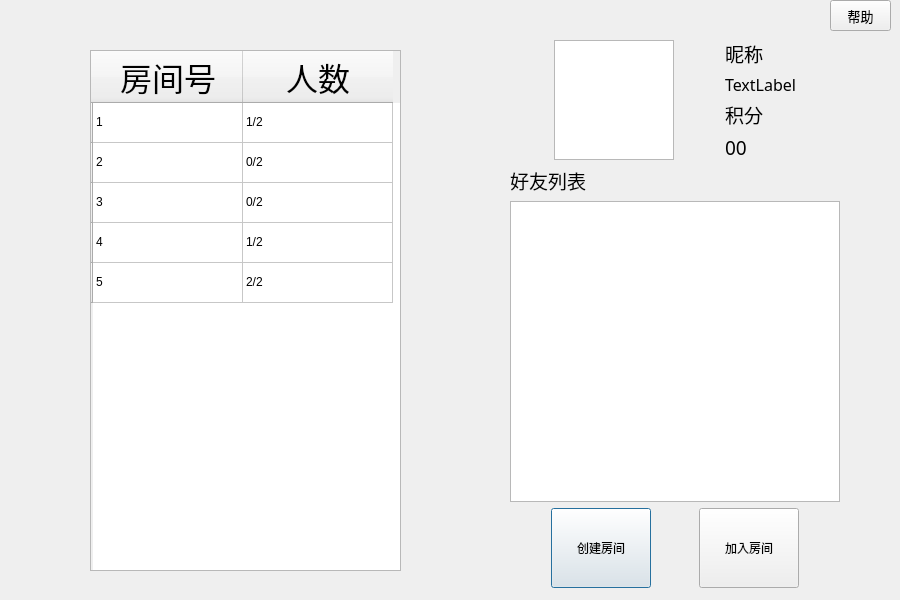
kaiFashijian/junqi, file room/dating.ui: the form before one commit.
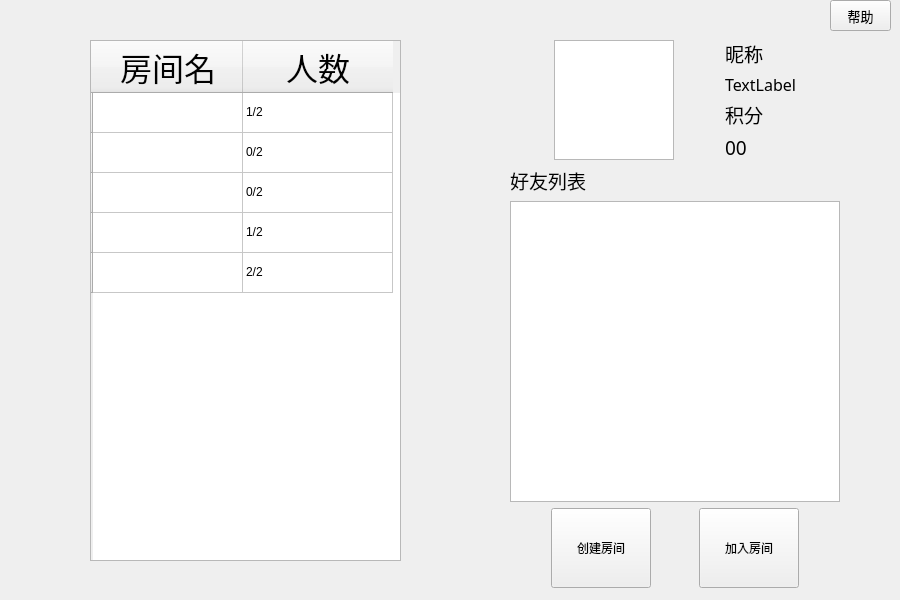
The form after the commit. Custom widgets are drawn as their Qt base class.

What changed in the file:
```diff
--- a/room/dating.ui
+++ b/room/dating.ui
@@ -1,7 +1,7 @@
 <?xml version="1.0" encoding="UTF-8"?>
 <ui version="4.0">
  <class>dating</class>
- <widget class="QDialog" name="dating">
+ <widget class="Qwidget" name="dating">
   <property name="geometry">
    <rect>
     <x>0</x>
@@ -319,7 +319,7 @@
    <property name="geometry">
     <rect>
      <x>90</x>
-     <y>50</y>
+     <y>40</y>
      <width>311</width>
      <height>521</height>
     </rect>
@@ -366,7 +366,7 @@
    </row>
    <column>
     <property name="text">
-     <string>房间号</string>
+     <string>房间名</string>
     </property>
     <property name="font">
      <font>
@@ -386,51 +386,26 @@
      </font>
     </property>
    </column>
-   <item row="0" column="0">
-    <property name="text">
-     <string>1</string>
-    </property>
-   </item>
    <item row="0" column="1">
     <property name="text">
      <string>1/2</string>
     </property>
    </item>
-   <item row="1" column="0">
-    <property name="text">
-     <string>2</string>
-    </property>
-   </item>
    <item row="1" column="1">
     <property name="text">
      <string>0/2</string>
     </property>
    </item>
-   <item row="2" column="0">
-    <property name="text">
-     <string>3</string>
-    </property>
-   </item>
    <item row="2" column="1">
     <property name="text">
      <string>0/2</string>
     </property>
    </item>
-   <item row="3" column="0">
-    <property name="text">
-     <string>4</string>
-    </property>
-   </item>
    <item row="3" column="1">
     <property name="text">
      <string>1/2</string>
     </property>
    </item>
-   <item row="4" column="0">
-    <property name="text">
-     <string>5</string>
-    </property>
-   </item>
    <item row="4" column="1">
     <property name="text">
      <string>2/2</string>
@@ -438,6 +413,14 @@
    </item>
   </widget>
  </widget>
+ <customwidgets>
+  <customwidget>
+   <class>Qwidget</class>
+   <extends>QWidget</extends>
+   <header>qwidget.h</header>
+   <container>1</container>
+  </customwidget>
+ </customwidgets>
  <resources/>
  <connections/>
 </ui>
```
Left out of the diff: 14 changed lines with no effect on the pictures.
